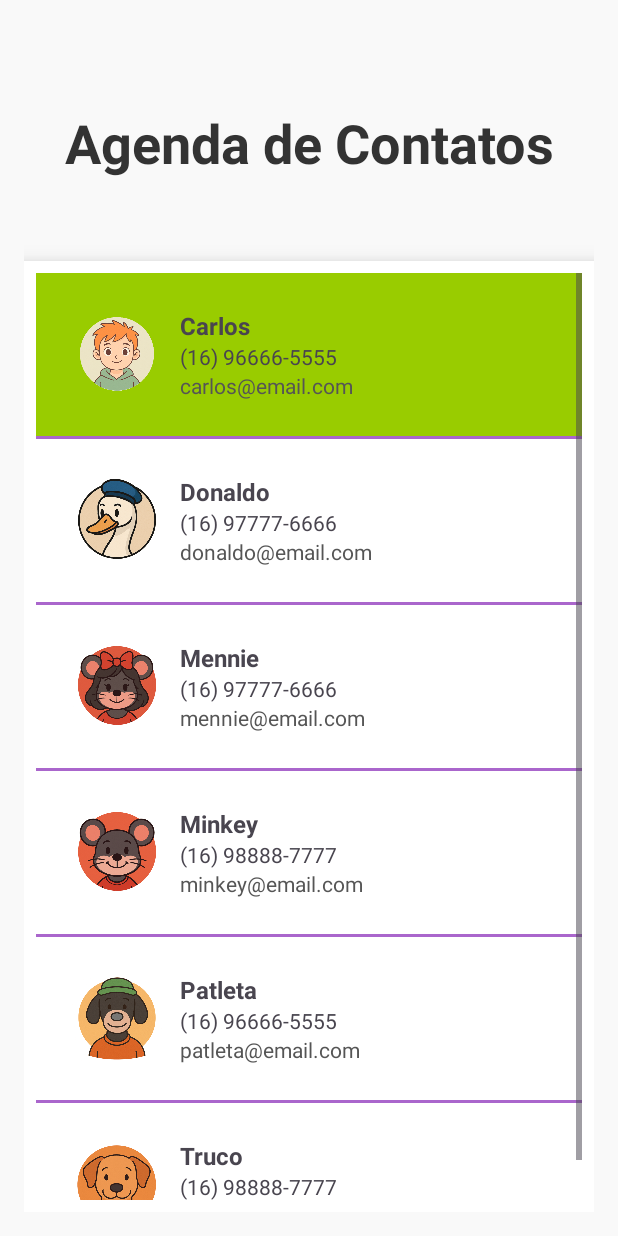
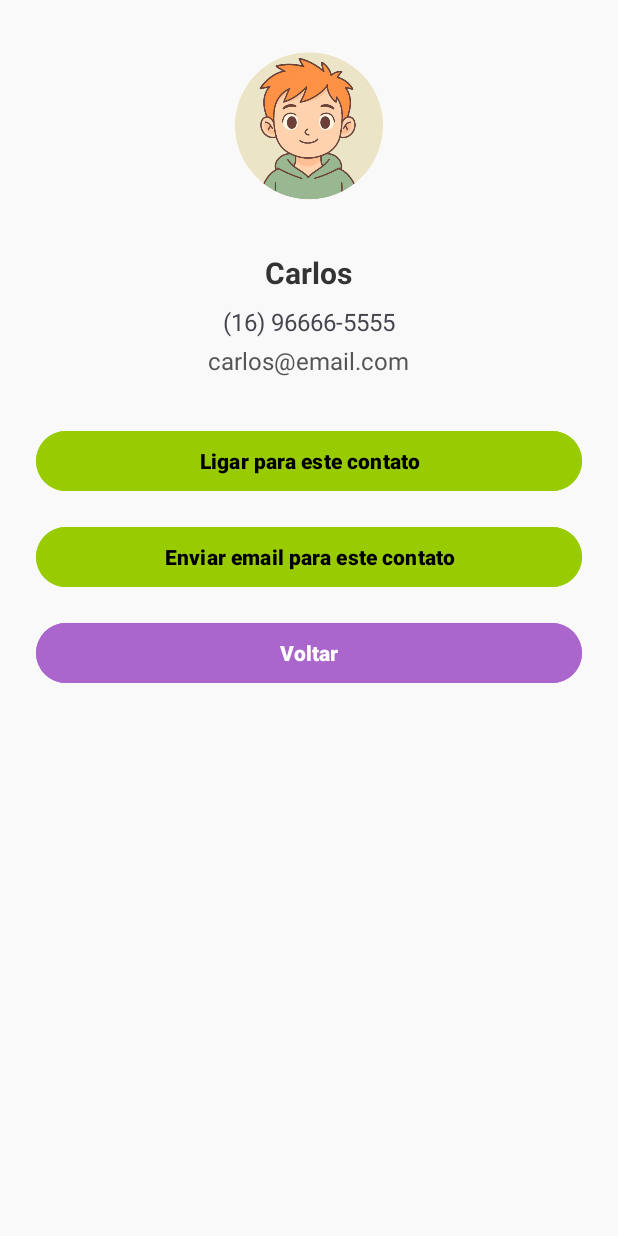
Before and after one commit to vitaoh/android-apps, an Android app: the screen it shows after launch (MainActivity before the commit, DetalheContatoActivity after it), after a tap on "Carlos", on a phone screen of 412 x 824 dp. Run offline under Robolectric (Android 15) with nearby library versions, the phone set to English and light mode, and no system bars.

Commit message:
fazendo o intent e colocando segunda tela

```diff
--- a/Agenda/app/src/main/AndroidManifest.xml
+++ b/Agenda/app/src/main/AndroidManifest.xml
@@ -21,6 +21,10 @@
                 <category android:name="android.intent.category.LAUNCHER" />
             </intent-filter>
         </activity>
+        <activity
+            android:name=".ui.DetalheContatoActivity"
+            android:exported="true">
+        </activity>
     </application>
 
 </manifest>
--- a/Agenda/app/src/main/java/com/example/agenda/model/Contato.kt
+++ b/Agenda/app/src/main/java/com/example/agenda/model/Contato.kt
@@ -1,8 +1,10 @@
 package com.example.agenda.model
+
+import java.io.Serializable
 
 data class Contato(
     val foto: Int,
     val nome: String,
     val telefone: String,
     val email: String
-)
+) : Serializable
--- /dev/null
+++ b/Agenda/app/src/main/java/com/example/agenda/ui/DetalheContatoActivity.kt
@@ -0,0 +1,52 @@
+package com.example.agenda.ui
+
+import android.content.Intent
+import android.os.Bundle
+import android.widget.Toast
+import androidx.appcompat.app.AppCompatActivity
+import androidx.core.net.toUri
+import com.example.agenda.R
+import com.example.agenda.databinding.ActivityDetalheContatoBinding
+import com.example.agenda.model.Contato
+
+class DetalheContatoActivity : AppCompatActivity() {
+    private lateinit var binding: ActivityDetalheContatoBinding
+    private lateinit var contato: Contato
+    override fun onCreate(savedInstanceState: Bundle?) {
+        super.onCreate(savedInstanceState)
+        binding = ActivityDetalheContatoBinding.inflate(layoutInflater)
+        setContentView(binding.root)
+
+        loadData()
+        setupViews()
+        setupListeners()
+    }
+
+    private fun loadData() {
+        contato = intent.getSerializableExtra("contato") as Contato
+    }
+
+    private fun setupListeners() {
+        binding.btnLigar.setOnClickListener {
+            val intent = Intent(Intent.ACTION_DIAL)
+            intent.data = "tel:${contato.telefone}".toUri()
+            startActivity(intent)
+        }
+        binding.btnEmail.setOnClickListener {
+            val intent = Intent(Intent.ACTION_SENDTO)
+            intent.data = "mailto:${contato.email}".toUri()
+            startActivity(intent)
+        }
+        binding.btnVoltar.setOnClickListener {
+            Toast.makeText(this, "Voltar", Toast.LENGTH_SHORT).show()
+            finish()
+        }
+    }
+
+    private fun setupViews() {
+        binding.tvNome.text = contato.nome
+        binding.tvTelefone.text = contato.telefone
+        binding.tvEmail.text = contato.email
+        binding.imgFoto.setImageResource(contato.foto)
+    }
+}
--- a/Agenda/app/src/main/java/com/example/agenda/ui/MainActivity.kt
+++ b/Agenda/app/src/main/java/com/example/agenda/ui/MainActivity.kt
@@ -1,5 +1,6 @@
 package com.example.agenda.ui
 
+import android.content.Intent
 import android.os.Bundle
 import android.widget.Toast
 import androidx.activity.enableEdgeToEdge
@@ -69,10 +70,11 @@ class MainActivity : AppCompatActivity() {
         binding.listViewContatos.adapter = adapter
     }
 
-    fun setupListeners() {
+    private fun setupListeners() {
         binding.listViewContatos.setOnItemClickListener { _, _, position, _ ->
-            val contato = contatos[position]
-            Toast.makeText(this, "Contato: ${contato.nome}", Toast.LENGTH_SHORT).show()
+            val intent = Intent(this, DetalheContatoActivity::class.java)
+            intent.putExtra("contato", contatos[position])
+            startActivity(intent)
         }
     }
 }
--- /dev/null
+++ b/Agenda/app/src/main/res/layout/activity_detalhe_contato.xml
@@ -0,0 +1,70 @@
+<?xml version="1.0" encoding="utf-8"?>
+<LinearLayout
+    xmlns:android="http://schemas.android.com/apk/res/android"
+    android:layout_width="match_parent"
+    android:layout_height="match_parent"
+    android:orientation="vertical"
+    android:background="#F9F9F9"
+    android:padding="24dp"
+    android:gravity="center_horizontal">
+    <ImageView
+        android:id="@+id/imgFoto"
+        android:layout_width="120dp"
+        android:layout_height="120dp"
+        android:src="@drawable/ic_launcher_foreground"
+        android:scaleType="centerCrop"
+        android:layout_marginBottom="24dp" />
+    <TextView
+        android:id="@+id/tvNome"
+        android:layout_width="wrap_content"
+        android:layout_height="wrap_content"
+        android:text="Nome do Contato"
+        android:textSize="20sp"
+        android:textStyle="bold"
+        android:textColor="#333"
+        android:layout_marginBottom="8dp" />
+    <TextView
+        android:id="@+id/tvTelefone"
+        android:layout_width="wrap_content"
+        android:layout_height="wrap_content"
+        android:text="(00) 00000-0000"
+        android:textSize="16sp"
+        android:layout_marginBottom="4dp" />
+    <TextView
+        android:id="@+id/tvEmail"
+        android:layout_width="wrap_content"
+        android:layout_height="wrap_content"
+        android:text="email@exemplo.com"
+        android:textSize="16sp"
+        android:textColor="#555"
+        android:layout_marginBottom="32dp" />
+    <Button
+        android:id="@+id/btnLigar"
+        android:layout_width="match_parent"
+        android:layout_height="wrap_content"
+        android:text="Ligar para este contato"
+        android:backgroundTint="@android:color/holo_green_light"
+        android:textColor="#000"
+        android:textStyle="bold"
+        android:elevation="4dp"
+        android:layout_marginBottom="16dp" />
+    <Button
+        android:id="@+id/btnEmail"
+        android:layout_width="match_parent"
+        android:layout_height="wrap_content"
+        android:text="Enviar email para este contato"
+        android:backgroundTint="@android:color/holo_green_light"
+        android:textColor="#000"
+        android:textStyle="bold"
+        android:elevation="4dp"
+        android:layout_marginBottom="16dp" />
+    <Button
+        android:id="@+id/btnVoltar"
+        android:layout_width="match_parent"
+        android:layout_height="wrap_content"
+        android:text="Voltar"
+        android:backgroundTint="@android:color/holo_purple"
+        android:textColor="#FFF"
+        android:textStyle="bold"
+        android:elevation="2dp" />
+</LinearLayout>
```
